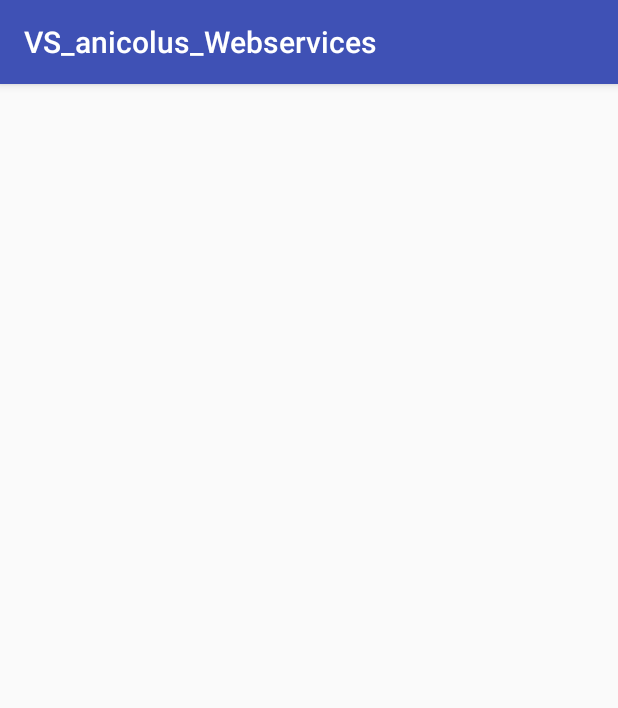
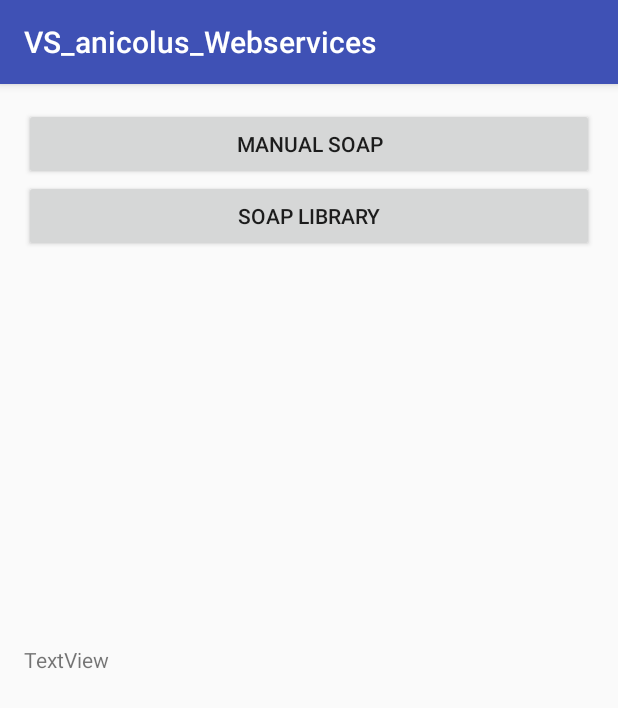
Before and after one commit to manuelgr0/DS_Project2, an Android app: the SOAP_client screen opened directly, with no data from a screen before it, on a phone screen of 412 x 824 dp. Shown: the top 708 px of the screen. Run offline under Robolectric (Android 15) with nearby library versions, the phone set to English and light mode, and no system bars; network calls fail.

Commit message:
added buttons and textview to Task2

```diff
--- a/VS_anicolus_Webservices/app/src/main/res/layout/activity_soap_client.xml
+++ b/VS_anicolus_Webservices/app/src/main/res/layout/activity_soap_client.xml
@@ -10,4 +10,27 @@
     android:paddingTop="@dimen/activity_vertical_margin"
     tools:context="ch.ethz.inf.vs.a2.anicolus.webservices.SOAP_client">
 
+    <TextView
+        android:text="TextView"
+        android:layout_width="match_parent"
+        android:layout_height="wrap_content"
+        android:layout_centerVertical="true"
+        android:layout_centerHorizontal="true"
+        android:id="@+id/temp" />
+
+    <Button
+        android:text="Manual SOAP"
+        android:layout_width="match_parent"
+        android:layout_height="wrap_content"
+        android:layout_alignParentTop="true"
+        android:layout_centerHorizontal="true"
+        android:id="@+id/button1" />
+
+    <Button
+        android:text="SOAP Library"
+        android:layout_width="match_parent"
+        android:layout_height="wrap_content"
+        android:layout_below="@+id/button1"
+        android:layout_centerHorizontal="true"
+        android:id="@+id/button2" />
 </RelativeLayout>
```
